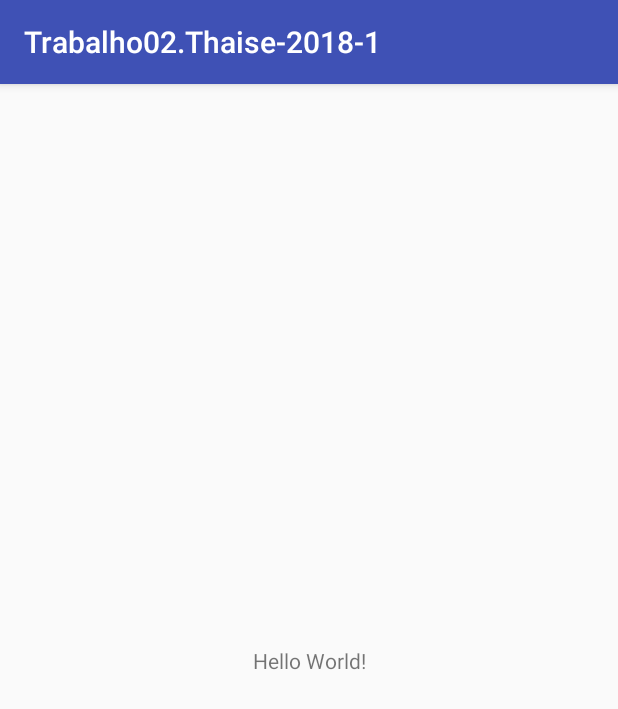
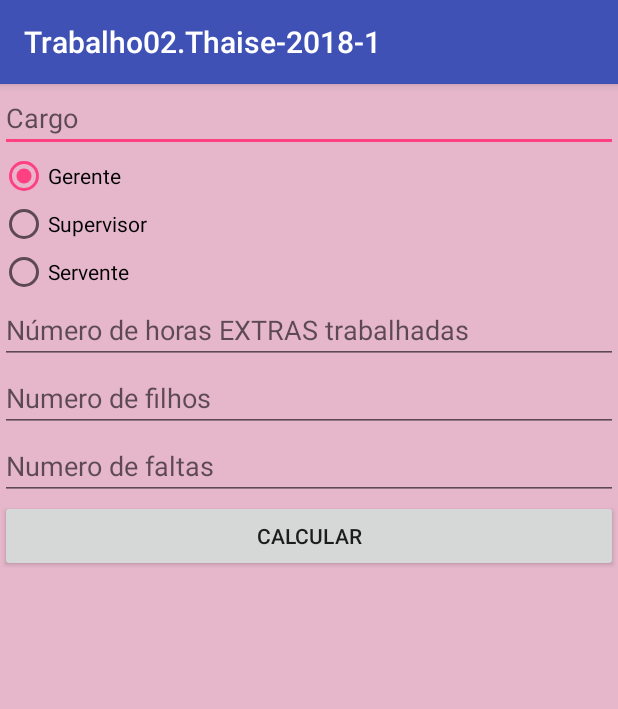
Before and after one commit to TVO-thaise/Trabalho02.Thaise-2018-1, an Android app: the screen it shows after launch (MainActivity), on a phone screen of 412 x 824 dp. Shown: the top 709 px of the screen. Run offline under Robolectric (Android 15) with nearby library versions, the phone set to English and light mode, and no system bars; 1 statement that could not run was skipped.

Commit message:
Class MainActivity, activity_main e ActivityResultado

```diff
--- a/app/src/main/AndroidManifest.xml
+++ b/app/src/main/AndroidManifest.xml
@@ -16,6 +16,7 @@
                 <category android:name="android.intent.category.LAUNCHER" />
             </intent-filter>
         </activity>
+        <activity android:name=".ActivityResultado"></activity>
     </application>
 
 </manifest>
--- a/app/src/main/java/com/example/samsung/trabalho02thaise_2018_1/MainActivity.java
+++ b/app/src/main/java/com/example/samsung/trabalho02thaise_2018_1/MainActivity.java
@@ -1,13 +1,59 @@
 package com.example.samsung.trabalho02thaise_2018_1;
 
+import android.content.Intent;
 import android.support.v7.app.AppCompatActivity;
 import android.os.Bundle;
+import android.view.View;
+import android.widget.Button;
+import android.widget.EditText;
+import android.widget.RadioButton;
 
 public class MainActivity extends AppCompatActivity {
+
+    private EditText cargo;
+    private EditText horaExtraTrab;
+    private EditText filhos;
+    private EditText faltas;
+    private Button calular;
 
     @Override
     protected void onCreate(Bundle savedInstanceState) {
         super.onCreate(savedInstanceState);
         setContentView(R.layout.activity_main);
+
+        cargo = (RadioButton) findViewById(R.id.etCargo);
+        horaExtraTrab = (EditText) findViewById(R.id.etHorasExtraTrabalhadas);
+        filhos = (EditText) findViewById(R.id.etNfilhos);
+        faltas = (EditText) findViewById(R.id.etNfaltas);
+        calular = (Button) findViewById(R.id.btCalcular);
+
+        calular.setOnClickListener(new View.OnClickListener() {
+            @Override
+            public void onClick(View view) {
+                double fHoraExtraTrab = Double.parseDouble(horaExtraTrab.getText().toString());
+                double salarioBase;
+                double salarioLiquido, ir, inss, sindicato;
+
+                horaExtraTrab = salarioBase/240 * 2;
+
+                faltas = salarioBase /30;
+                filhos = salarioBase * 0,03
+                inss = salarioBase * 0.10;
+                proventos = salarioBase + horaExtraTrab + num_filhos * filhos;
+                descontos = inss + faltas;
+
+                salarioLiquido = proventos - descontos;
+
+                Intent intent = new Intent(MainActivity.this, ActivityResultado.class);
+                intent.putExtra("salarioBase", salarioBase);
+                intent.putExtra("inss", inss);
+                intent.putExtra("sindicato", sindicato);
+                intent.putExtra("salarioLiquido", salarioLiquido);
+                startActivity(intent);
+            }
+
+        });
+
     }
+
 }
--- a/app/src/main/res/layout/activity_main.xml
+++ b/app/src/main/res/layout/activity_main.xml
@@ -1,18 +1,76 @@
 <?xml version="1.0" encoding="utf-8"?>
-<android.support.constraint.ConstraintLayout xmlns:android="http://schemas.android.com/apk/res/android"
+<LinearLayout xmlns:android="http://schemas.android.com/apk/res/android"
     xmlns:app="http://schemas.android.com/apk/res-auto"
     xmlns:tools="http://schemas.android.com/tools"
     android:layout_width="match_parent"
     android:layout_height="match_parent"
-    tools:context="com.example.samsung.trabalho02thaise_2018_1.MainActivity">
+    android:background="#e6b7cb"
+    tools:context="com.example.samsung.trabalho02thaise_2018_1.MainActivity"
+    android:orientation="vertical">
 
-    <TextView
-        android:layout_width="wrap_content"
+
+    <EditText
+        android:layout_width="match_parent"
         android:layout_height="wrap_content"
-        android:text="Hello World!"
-        app:layout_constraintBottom_toBottomOf="parent"
-        app:layout_constraintLeft_toLeftOf="parent"
-        app:layout_constraintRight_toRightOf="parent"
-        app:layout_constraintTop_toTopOf="parent" />
+        android:inputType="textPersonName"
+        android:ems="10"
+        android:id="@+id/etCargo"
+        android:hint="Cargo" />
 
-</android.support.constraint.ConstraintLayout>
+    <RadioGroup
+        android:id="@+id/rgCargo"
+        android:layout_width="fill_parent"
+        android:layout_height="wrap_content">
+
+        <RadioButton
+            android:id="@+id/rbGerente"
+            android:layout_width="wrap_content"
+            android:layout_height="wrap_content"
+            android:checked="true"
+            android:text="Gerente" />
+
+        <RadioButton
+            android:id="@+id/rbSupervisor"
+            android:layout_width="wrap_content"
+            android:layout_height="wrap_content"
+            android:text="Supervisor" />
+
+        <RadioButton
+            android:id="@+id/rbServente"
+            android:layout_width="wrap_content"
+            android:layout_height="wrap_content"
+            android:text="Servente" />
+
+    </RadioGroup>
+
+    <EditText
+        android:layout_width="match_parent"
+        android:layout_height="wrap_content"
+        android:inputType="textPersonName"
+        android:ems="10"
+        android:id="@+id/etHorasExtraTrabalhadas"
+        android:hint="Número de horas EXTRAS trabalhadas" />
+
+    <EditText
+        android:layout_width="match_parent"
+        android:layout_height="wrap_content"
+        android:inputType="textPersonName"
+        android:ems="10"
+        android:id="@+id/etNfilhos"
+        android:hint="Numero de filhos" />
+
+    <EditText
+        android:layout_width="match_parent"
+        android:layout_height="wrap_content"
+        android:inputType="textPersonName"
+        android:ems="10"
+        android:id="@+id/etNfaltas"
+        android:hint="Numero de faltas" />
+
+
+    <Button
+        android:text="Calcular"
+        android:layout_width="match_parent"
+        android:layout_height="wrap_content"
+        android:id="@+id/btCalcular" />
+</LinearLayout>
```
Also changed, not shown: app/src/main/java/com/example/samsung/trabalho02thaise_2018_1/ActivityResultado.java (added, +45 -0 lines), app/src/main/res/layout/activity_resultado.xml (added, +55 -0 lines).
